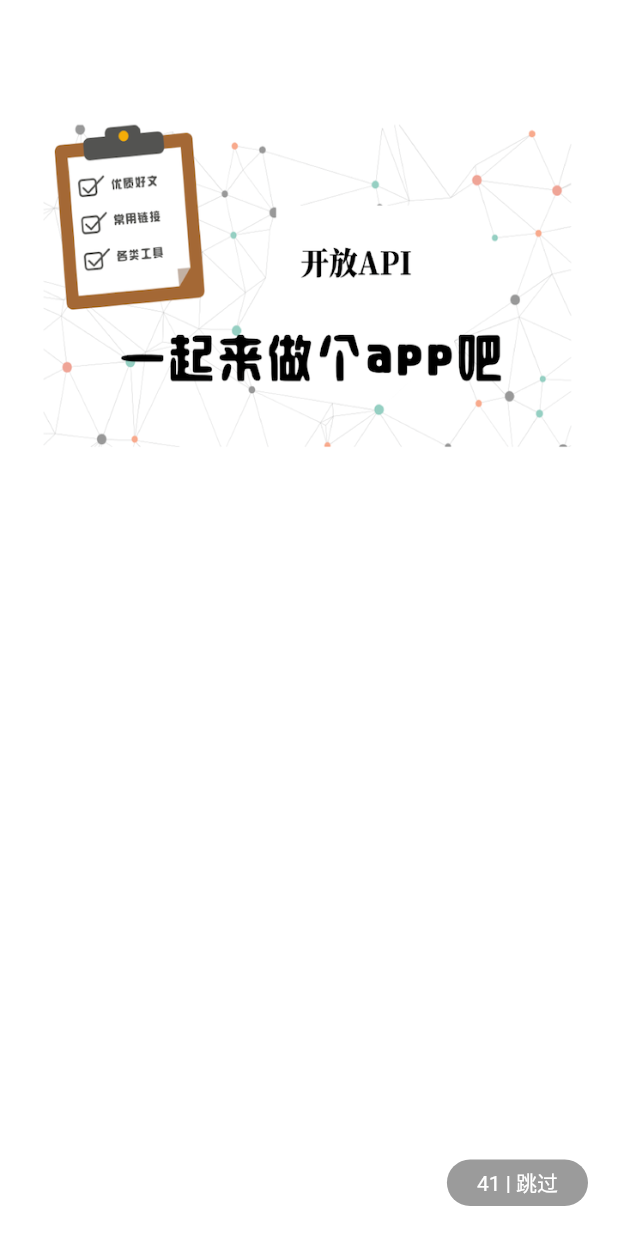
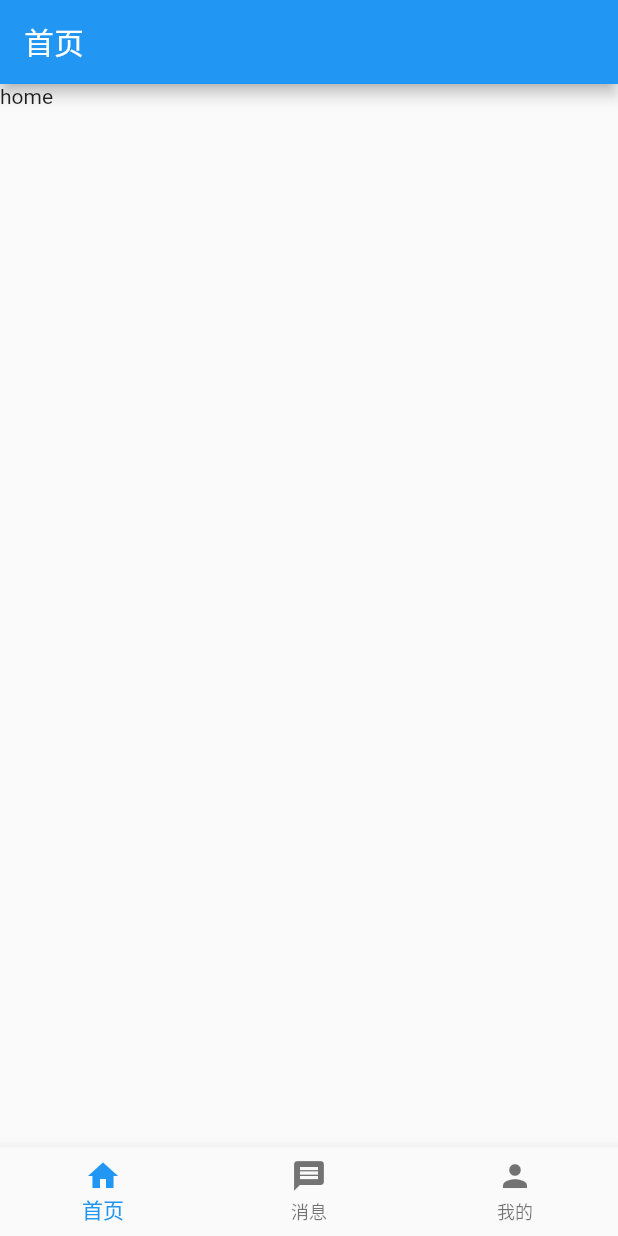
Before and after one commit to leqiang222/wan_android_flutter, a Flutter app: the screen it shows after launch, on a phone screen of 412 x 824 dp. Run offline on Flutter 3.47's test engine with Material 2 defaults, Android fonts, the phone set to English and light mode, and no system bars.

Commit message:
tab结构好了

```diff
--- a/lib/UI/page/splash.dart
+++ b/lib/UI/page/splash.dart
@@ -1,5 +1,6 @@
 import 'package:flutter/material.dart';
 import 'package:wan_android_flutter/config/resource_manager.dart';
+import 'package:wan_android_flutter/config/router_manager.dart';
 
 class SplashPage extends StatefulWidget {
   @override
@@ -28,7 +29,7 @@ class _SplashPageState extends State<SplashPage> with TickerProviderStateMixin {
 //    _logoController.forward();
 //
     _countdownController = AnimationController(
-        vsync: this, duration: Duration(seconds: 50));
+        vsync: this, duration: Duration(seconds: 5));
     _countdownController.forward();
 
     super.initState();
@@ -72,7 +73,7 @@ class _SplashPageState extends State<SplashPage> with TickerProviderStateMixin {
                         ),
                         child: AnimatedCountdown(
                           context: context,
-                          animation: StepTween(begin: _countdownController.duration.inSeconds, end: 0).animate(_countdownController),
+                          animation: StepTween(begin: _countdownController.duration.inSeconds, end: 1).animate(_countdownController),
                         ),
                       ),
                     )),
@@ -90,7 +91,7 @@ class AnimatedCountdown extends AnimatedWidget {
   AnimatedCountdown({key, this.animation, context}): super(key: key, listenable: animation) {
     animation.addStatusListener((status){
       if (status == AnimationStatus.completed) {
-        print("倒计时结束,跳转下一页面");
+        Navigator.of(context).pushReplacementNamed(RouteName.tab);
       }
     });
   }
--- /dev/null
+++ b/lib/UI/page/tab/home_page.dart
@@ -0,0 +1,31 @@
+import 'package:flutter/material.dart';
+
+class HomePage extends StatefulWidget {
+  String _title;
+
+  HomePage(String title) {
+    _title = title;
+  }
+
+  @override
+  State<StatefulWidget> createState() {
+    return HomePageState(_title);
+  }
+}
+
+class HomePageState extends State<HomePage> {
+  String _title;
+
+  HomePageState(String title) {
+    _title = title;
+  }
+
+  @override
+  Widget build(BuildContext context) {
+    return Scaffold(
+        appBar: AppBar(
+          title: Text(_title),
+        ),
+        body: Text("home"));
+  }
+}
--- /dev/null
+++ b/lib/UI/page/tab/tab_main.dart
@@ -0,0 +1,107 @@
+import 'package:flutter/material.dart';
+import 'package:wan_android_flutter/UI/page/tab/home_page.dart';
+
+List<Widget> pages = <Widget>[
+  HomePage("首页"),
+  HomePage("消息"),
+  HomePage("我的"),
+];
+
+class TabMain extends StatefulWidget {
+  @override
+  State<StatefulWidget> createState() {
+    return TabMainState();
+  }
+}
+
+class TabMainState extends State<TabMain> {
+  List<TabItemInfo> _tabInfoList = TabItemInfo.getTabInfoList();
+
+  DateTime _lastPressedTime;
+  var _pageController = PageController();
+  int _pageSelectedIndex = 0;
+
+  @override
+  Widget build(BuildContext context) {
+    return Scaffold(
+      body: WillPopScope(
+          // 双击返回与界面退出提示
+          onWillPop: () async {
+            if (_lastPressedTime == null ||
+                DateTime.now().difference(_lastPressedTime) >
+                    Duration(seconds: 1)) {
+              //两次点击间隔超过1秒则重新计时
+              _lastPressedTime = DateTime.now();
+              return false;
+            }
+
+            return true;
+          },
+          child: PageView.builder(
+            itemBuilder: (BuildContext context, int index) {
+              return pages[index];
+            },
+            itemCount: pages.length,
+            controller: _pageController,
+            physics: NeverScrollableScrollPhysics(), // page禁止滚动
+            onPageChanged: (index) {
+              setState(() {
+                _pageSelectedIndex = index;
+              });
+            },
+          )),
+      bottomNavigationBar: BottomNavigationBar(
+        currentIndex: _pageSelectedIndex,
+        items: _getTabData(),
+        onTap: (int index) {
+          _pageController.jumpToPage(index);
+        },
+      ),
+    );
+  }
+
+  // 标签item组件数组
+  List<BottomNavigationBarItem> _getTabData() {
+    var tempList = _tabInfoList.map((value) {
+      return BottomNavigationBarItem(
+          icon: value.tabIcon, title: Text(value.tabTitle));
+    });
+
+    return tempList.toList();
+  }
+}
+
+// 数据
+class TabItemInfo {
+  String tabTitle;
+  Icon tabIcon;
+
+  static List _tabData = [
+    {
+      'tabTitle': '首页',
+      'tabIcon': new Icon(Icons.home),
+    },
+    {
+      'tabTitle': '消息',
+      'tabIcon': new Icon(Icons.message),
+    },
+    {
+      'tabTitle': '我的',
+      'tabIcon': new Icon(Icons.person),
+    },
+  ];
+
+  static List<TabItemInfo> getTabInfoList() {
+    List<TabItemInfo> tmp = List();
+
+    for (int i = 0; i < _tabData.length; i++) {
+      TabItemInfo info = TabItemInfo();
+      info.tabTitle = _tabData[i]["tabTitle"];
+      info.tabIcon = _tabData[i]["tabIcon"];
+
+      tmp.add(info);
+    }
+
+    return tmp;
+  }
+}
--- a/lib/config/router_manager.dart
+++ b/lib/config/router_manager.dart
@@ -2,6 +2,7 @@
 
 import 'package:flutter/material.dart';
 import 'package:wan_android_flutter/UI/page/splash.dart';
+import 'package:wan_android_flutter/UI/page/tab/tab_main.dart';
 import 'package:wan_android_flutter/UI/widget/page_route_anim.dart';
 
 class RouteName {
@@ -23,6 +24,8 @@ class Router {
     switch(settings.name){
       case RouteName.splash:
         return NoAnimRouteBuilder(SplashPage());
+      case RouteName.tab:
+        return NoAnimRouteBuilder(TabMain());
     }
   }
 }
```
